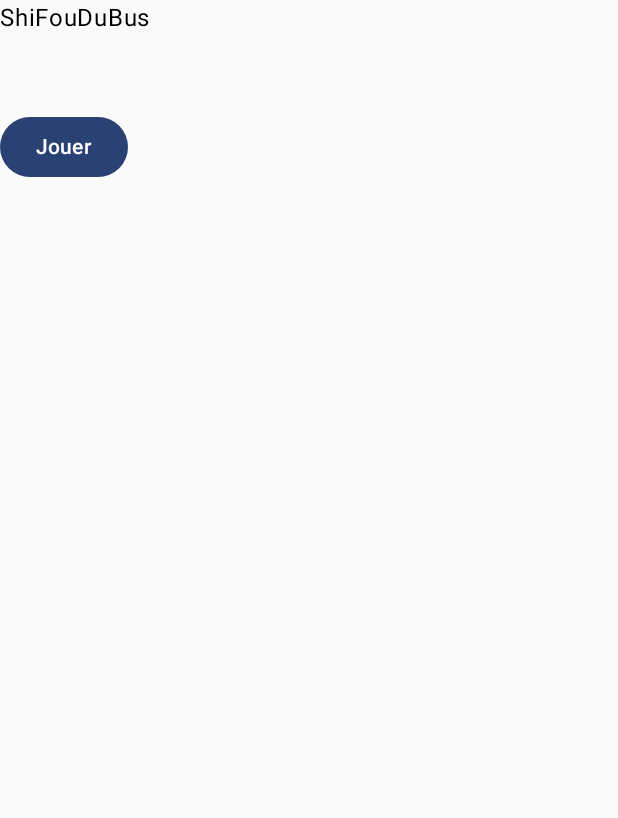
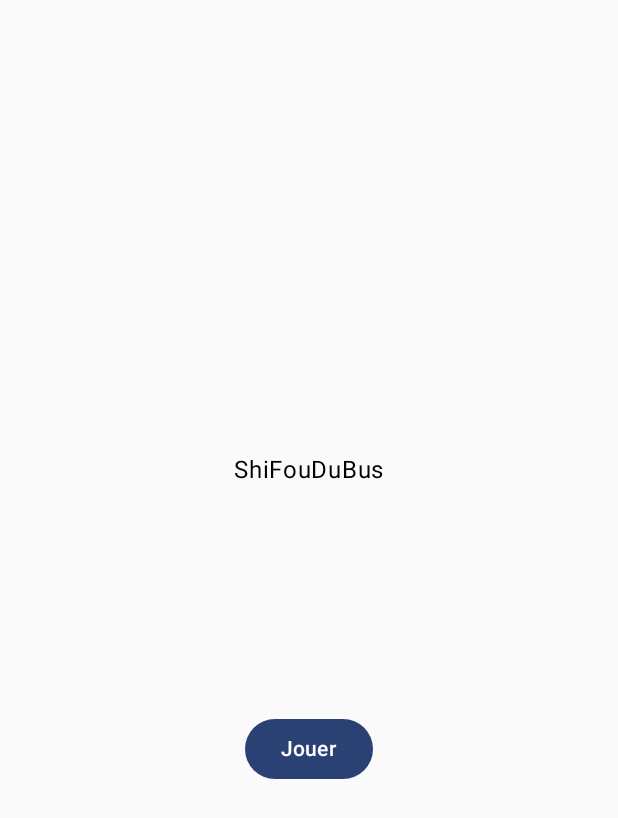
Before and after one commit to Nissyaniss/ShiFouDuBus_R4A11_Project, an Android app built with Jetpack Compose: the screen it shows after launch (MainActivity), on a phone screen of 412 x 824 dp. Shown: the top 818 px of the screen. Run offline under Robolectric (Android 15) with nearby library versions, the phone set to English and light mode, and no system bars.

Commit message:
added nav

```diff
--- a/app/build.gradle.kts
+++ b/app/build.gradle.kts
@@ -40,7 +40,7 @@ android {
 }
 
 dependencies {
-
+    implementation(libs.androidx.navigation.compose)
     implementation(libs.androidx.core.ktx)
     implementation(libs.androidx.lifecycle.runtime.ktx)
     implementation(libs.androidx.activity.compose)
--- a/app/src/main/AndroidManifest.xml
+++ b/app/src/main/AndroidManifest.xml
@@ -13,6 +13,11 @@
         android:theme="@style/Theme.ShiFouDuBus"
         tools:targetApi="31">
         <activity
+            android:name=".MainActivity2"
+            android:exported="false"
+            android:label="@string/title_activity_main2"
+            android:theme="@style/Theme.ShiFouDuBus" />
+        <activity
             android:name=".MainActivity"
             android:exported="true"
             android:label="@string/app_name"
--- a/app/src/main/java/org/nissya/shifoudubus/MainActivity.kt
+++ b/app/src/main/java/org/nissya/shifoudubus/MainActivity.kt
@@ -4,17 +4,22 @@ import android.os.Bundle
 import androidx.activity.ComponentActivity
 import androidx.activity.compose.setContent
 import androidx.activity.enableEdgeToEdge
+import androidx.compose.foundation.layout.Arrangement
 import androidx.compose.foundation.layout.Column
-import androidx.compose.foundation.layout.Spacer
 import androidx.compose.foundation.layout.fillMaxSize
-import androidx.compose.foundation.layout.height
+import androidx.compose.foundation.layout.padding
 import androidx.compose.material3.Button
 import androidx.compose.material3.Text
 import androidx.compose.runtime.Composable
+import androidx.compose.ui.Alignment
 import androidx.compose.ui.Modifier
 import androidx.compose.ui.platform.LocalContext
 import androidx.compose.ui.res.stringResource
 import androidx.compose.ui.unit.dp
+import androidx.navigation.NavController
+import androidx.navigation.compose.NavHost
+import androidx.navigation.compose.composable
+import androidx.navigation.compose.rememberNavController
 import org.nissya.shifoudubus.ui.theme.ShiFouDuBusTheme
 
 class MainActivity : ComponentActivity() {
@@ -23,25 +28,43 @@ class MainActivity : ComponentActivity() {
         enableEdgeToEdge()
         setContent {
             ShiFouDuBusTheme {
-                title()
+                AppNavigation()
             }
         }
     }
 }
 
 @Composable
-fun title() {
+fun Home(navController: NavController) {
     val context = LocalContext.current
-    Column(modifier = Modifier.fillMaxSize()) {
+    Column(
+        modifier = Modifier.fillMaxSize(),
+        verticalArrangement = Arrangement.Center,
+        horizontalAlignment = Alignment.CenterHorizontally
+    ) {
         Text(
-            text = stringResource(R.string.gameTitle)
+            text = stringResource(R.string.gameTitle),
+            modifier = Modifier.padding(bottom = 100.dp)
         )
-        Spacer(modifier = Modifier.height(50.dp))
-        Button(onClick = {
-//            val intent = Intent(context, Game::class.java)
-//            context.startActivity(intent)
-        }
+        Button(
+            onClick = {
+                navController.navigate("game")
+            },
+            modifier = Modifier.padding(top = 50.dp)
         ) { Text(text = stringResource(R.string.play)) }
     }
+}
 
+@Composable
+fun AppNavigation() {
+    val navController = rememberNavController()
+
+    NavHost(navController = navController, startDestination = "home") {
+        composable("home") {
+            Home(navController = navController)
+        }
+        composable("game") {
+//            Game(navController = navController)
+        }
+    }
 }
--- a/app/src/main/res/values/strings.xml
+++ b/app/src/main/res/values/strings.xml
@@ -2,4 +2,5 @@
     <string name="app_name">ShiFouDuBus</string>
     <string name="gameTitle">ShiFouDuBus</string>
     <string name="play">Jouer</string>
+    <string name="title_activity_main2">MainActivity2</string>
 </resources>
--- a/gradle/libs.versions.toml
+++ b/gradle/libs.versions.toml
@@ -8,8 +8,10 @@ espressoCore = "3.5.1"
 lifecycleRuntimeKtx = "2.6.1"
 activityCompose = "1.8.0"
 composeBom = "2024.04.01"
+navigation = "2.7.3"
 
 [libraries]
+androidx-navigation-compose = { group = "androidx.navigation", name = "navigation-compose", version.ref = "navigation" }
 androidx-core-ktx = { group = "androidx.core", name = "core-ktx", version.ref = "coreKtx" }
 junit = { group = "junit", name = "junit", version.ref = "junit" }
 androidx-junit = { group = "androidx.test.ext", name = "junit", version.ref = "junitVersion" }
```
